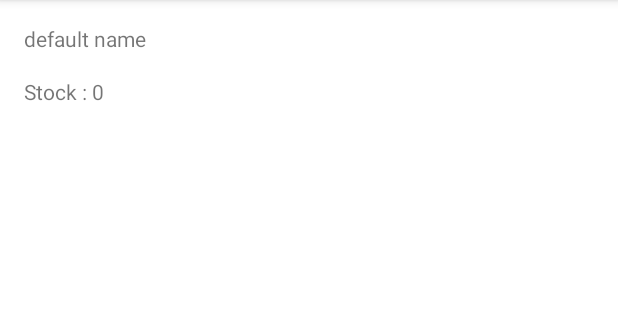
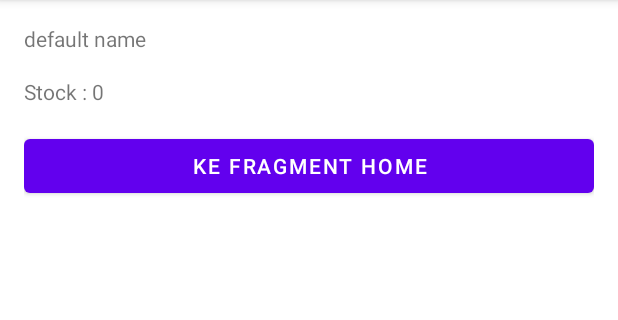
Before and after one commit to riyandifirman/MyNavigation, an Android app: the DetailCategoryFragment screen opened through its navigation route, on a phone screen of 412 x 824 dp, the part 84-404 px from its top. Run offline under Robolectric (Android 15) with nearby library versions, the phone set to English and light mode, and no system bars.

Commit message:
add pop up behaviour

```diff
--- a/app/src/main/java/com/riyandifirman/mynavigation/DetailCategoryFragment.kt
+++ b/app/src/main/java/com/riyandifirman/mynavigation/DetailCategoryFragment.kt
@@ -5,6 +5,7 @@ import androidx.fragment.app.Fragment
 import android.view.LayoutInflater
 import android.view.View
 import android.view.ViewGroup
+import androidx.navigation.Navigation
 import com.riyandifirman.mynavigation.databinding.FragmentDetailCategoryBinding
 
 class DetailCategoryFragment : Fragment() {
@@ -32,6 +33,10 @@ class DetailCategoryFragment : Fragment() {
 
         binding.tvCategoryName.text = dataName
         binding.tvCategoryDescription.text = "Stock : $dataDescription"
+
+        binding.btnProfile.setOnClickListener(
+            Navigation.createNavigateOnClickListener(R.id.action_detailCategoryFragment_to_homeFragment)
+        )
     }
 
     override fun onDestroy() {
--- a/app/src/main/res/layout/fragment_detail_category.xml
+++ b/app/src/main/res/layout/fragment_detail_category.xml
@@ -20,4 +20,10 @@
         android:layout_marginBottom="16dp"
         android:text="@string/category_description" />
 
+    <Button
+        android:id="@+id/btn_profile"
+        android:layout_width="match_parent"
+        android:layout_height="wrap_content"
+        android:text="@string/to_home" />
+
 </LinearLayout>
--- a/app/src/main/res/navigation/main_navigation.xml
+++ b/app/src/main/res/navigation/main_navigation.xml
@@ -51,5 +51,11 @@
         <deepLink
             android:id="@+id/deepLink2"
             app:uri="https://www.dicoding.com/detail/{name}" />
+        <action
+            android:id="@+id/action_detailCategoryFragment_to_homeFragment"
+            app:destination="@id/homeFragment"
+            app:launchSingleTop="true"
+            app:popUpTo="@id/homeFragment"
+            app:popUpToInclusive="true" />
     </fragment>
 </navigation>
```
